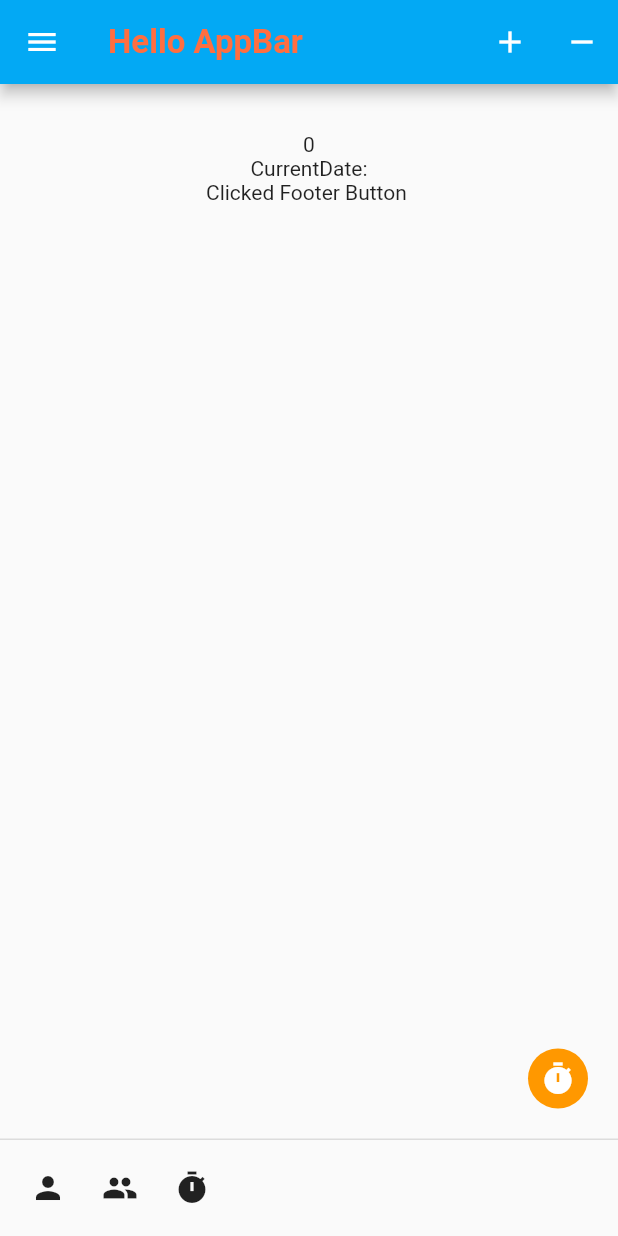
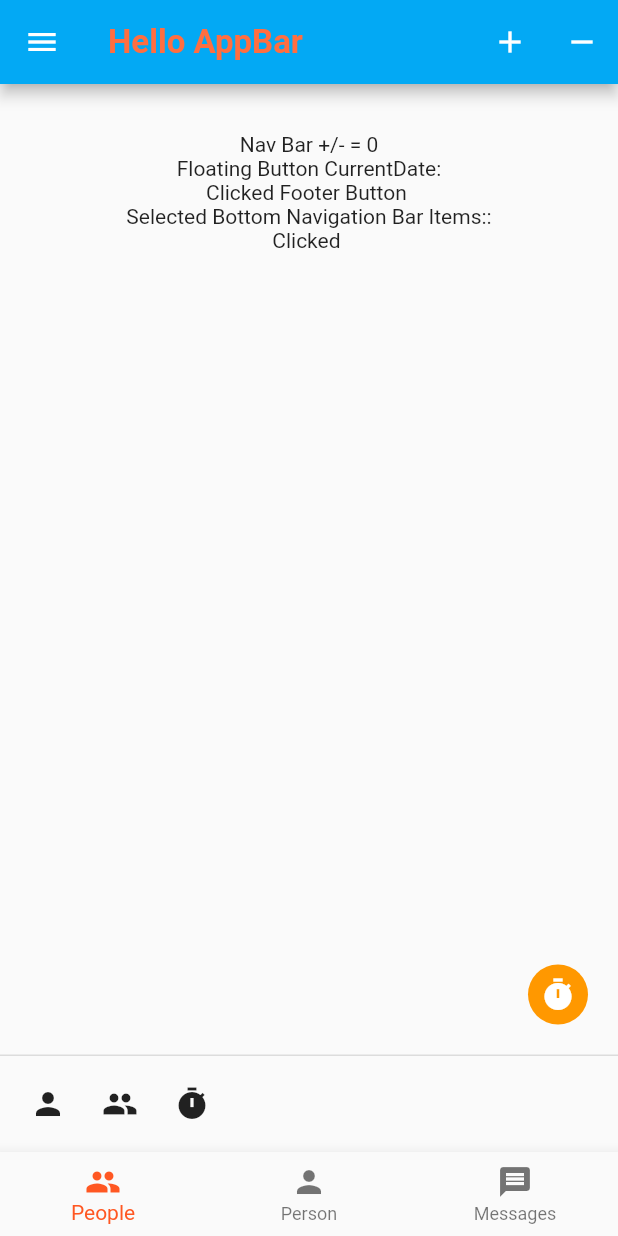
Before and after one commit to chandragithub2014/FlutterWorks, a Flutter app: the screen it shows after launch, on a phone screen of 412 x 824 dp. Run offline on Flutter 3.47's test engine with Material 2 defaults, Android fonts, the phone set to English and light mode, and no system bars.

Commit message:
Updated with BottomNavigator

```diff
--- a/fourth_flutter_app/lib/main.dart
+++ b/fourth_flutter_app/lib/main.dart
@@ -40,6 +40,21 @@ Widget makeFooterWidgets(){
 }
 String _clickedButton = "";
 void _onFooterButtonClicked(String _val)=>setState(()=>_clickedButton=_val);
+List<BottomNavigationBarItem> _items ;
+String _value = "";
+int _index = 0;
+
+String _updateButtonVal = "";
+void _onNavBarUpdateButtonClicked(String _val)=>setState(()=>_updateButtonVal  = "Clicked on Button$_val");
+
+  @override
+  void initState() {
+    _items = new List();
+    _items.add(new BottomNavigationBarItem(icon: new Icon(Icons.people),title:new Text("People"),backgroundColor: Colors.lightBlue));
+    _items.add(new BottomNavigationBarItem(icon: new Icon(Icons.person),title:new Text("Person"),backgroundColor: Colors.lightBlue));
+    _items.add(new BottomNavigationBarItem(icon: new Icon(Icons.message),title:new Text("Messages"),backgroundColor: Colors.lightBlue));
+  }
+
   @override
   Widget build(BuildContext context) {
     return new Scaffold(
@@ -67,6 +82,7 @@ void _onFooterButtonClicked(String _val)=>setState(()=>_clickedButton=_val);
             children: <Widget>[
               new Icon(Icons.people),
               new Text("Item1"),
+              new RaisedButton(onPressed: ()=>_onNavBarUpdateButtonClicked("Clicked Nav Bar Button"), child: new Text("Update"),),
               new RaisedButton(onPressed: ()=>Navigator.pop(context),child: new Text("Close"),)
 
             ],
@@ -76,20 +92,34 @@ void _onFooterButtonClicked(String _val)=>setState(()=>_clickedButton=_val);
       persistentFooterButtons: <Widget>[
         makeFooterWidgets(),
       ],
+      bottomNavigationBar: new BottomNavigationBar(items: _items,
+      fixedColor: Colors.deepOrange,
+      currentIndex: _index,
+      onTap: (int item){
+        setState(() {
+          _index = item;
+          _value = "Clicked on ${_index.toString()}";
+        });
+      },),
       body: new Container(
         padding: new EdgeInsets.all(32.0),
         child: new Center(
           child: new Column(
             children: <Widget>[
 
-              new Text("$_val"),
-              new Text("CurrentDate:$_currentDate"),
-              new Text("Clicked Footer Button $_clickedButton")
+              new Text("Nav Bar +/- = $_val"),
+              new Text("Floating Button CurrentDate:$_currentDate"),
+              new Text("Clicked Footer Button $_clickedButton"),
+              new Text("Selected Bottom Navigation Bar Items::$_value"),
+              new Text("Clicked $_updateButtonVal")
             ],
           ),
         ),
       ),
+
     );
   }
 
 }
+
+//Add a Drawer, in the Drawer add a button, when the button is clicked it should update a Text widget on the main page with the current date and time
```
